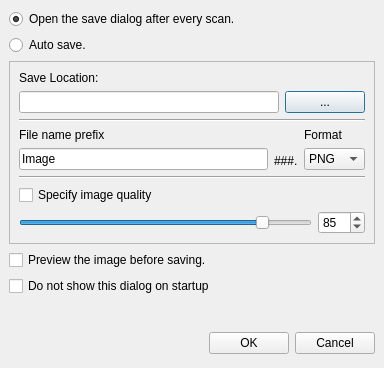
First picture: the form in src/save_mode.ui, repository KDE/skanlite, before the edit.
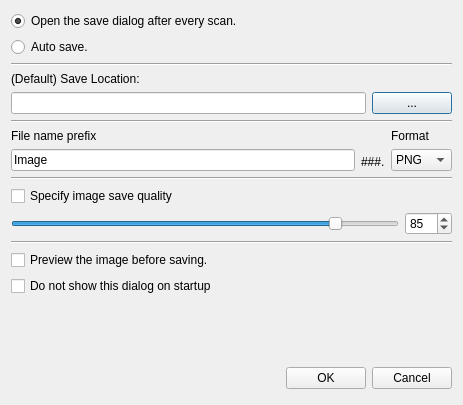
Second picture: the form after the edit. Icons and pictures are not drawn.

Commit message: Enable translated libksane Enable setting image quality also for non-autosaved images

What changed in the file:
```diff
--- a/src/save_mode.ui
+++ b/src/save_mode.ui
@@ -5,8 +5,8 @@
    <rect>
     <x>0</x>
     <y>0</y>
-    <width>384</width>
-    <height>368</height>
+    <width>463</width>
+    <height>405</height>
    </rect>
   </property>
   <property name="windowTitle" >
@@ -16,21 +16,6 @@
    <iconset/>
   </property>
   <layout class="QVBoxLayout" >
-   <property name="spacing" >
-    <number>6</number>
-   </property>
-   <property name="leftMargin" >
-    <number>9</number>
-   </property>
-   <property name="topMargin" >
-    <number>9</number>
-   </property>
-   <property name="rightMargin" >
-    <number>9</number>
-   </property>
-   <property name="bottomMargin" >
-    <number>9</number>
-   </property>
    <item>
     <widget class="QRadioButton" name="manualSaveRButton" >
      <property name="text" >
@@ -49,45 +34,16 @@
     </widget>
    </item>
    <item>
-    <widget class="QFrame" name="autoFrame" >
-     <property name="sizePolicy" >
-      <sizepolicy vsizetype="MinimumExpanding" hsizetype="MinimumExpanding" >
-       <horstretch>0</horstretch>
-       <verstretch>0</verstretch>
-      </sizepolicy>
+    <widget class="Line" name="line_3" >
+     <property name="orientation" >
+      <enum>Qt::Horizontal</enum>
      </property>
-     <property name="frameShape" >
-      <enum>QFrame::StyledPanel</enum>
-     </property>
-     <property name="frameShadow" >
-      <enum>QFrame::Raised</enum>
-     </property>
-     <layout class="QVBoxLayout" >
-      <property name="spacing" >
-       <number>6</number>
-      </property>
-      <property name="leftMargin" >
-       <number>9</number>
-      </property>
-      <property name="topMargin" >
-       <number>9</number>
-      </property>
-      <property name="rightMargin" >
-       <number>9</number>
-      </property>
-      <property name="bottomMargin" >
-       <number>9</number>
-      </property>
+    </widget>
+   </item>
       <item>
        <widget class="QLabel" name="label" >
-        <property name="sizePolicy" >
-         <sizepolicy vsizetype="MinimumExpanding" hsizetype="MinimumExpanding" >
-          <horstretch>0</horstretch>
-          <verstretch>0</verstretch>
-         </sizepolicy>
-        </property>
         <property name="text" >
-         <string>Save Location:</string>
+      <string>(Default) Save Location:</string>
         </property>
        </widget>
       </item>
@@ -293,7 +249,7 @@
       <item>
        <widget class="QCheckBox" name="setQuality" >
         <property name="text" >
-         <string>Specify image quality</string>
+      <string>Specify image save quality</string>
         </property>
        </widget>
       </item>
@@ -353,7 +309,11 @@
         </layout>
        </widget>
       </item>
-     </layout>
+   <item>
+    <widget class="Line" name="line_4" >
+     <property name="orientation" >
+      <enum>Qt::Horizontal</enum>
+     </property>
     </widget>
    </item>
    <item>
@@ -377,7 +337,7 @@
      </property>
      <property name="sizeHint" >
       <size>
-       <width>360</width>
+       <width>431</width>
        <height>16</height>
       </size>
      </property>
```
Left out of the diff: 144 changed lines with no effect on the pictures. Lines whose indentation alone changed are shown as unchanged. The commit also changes 2 other files.
